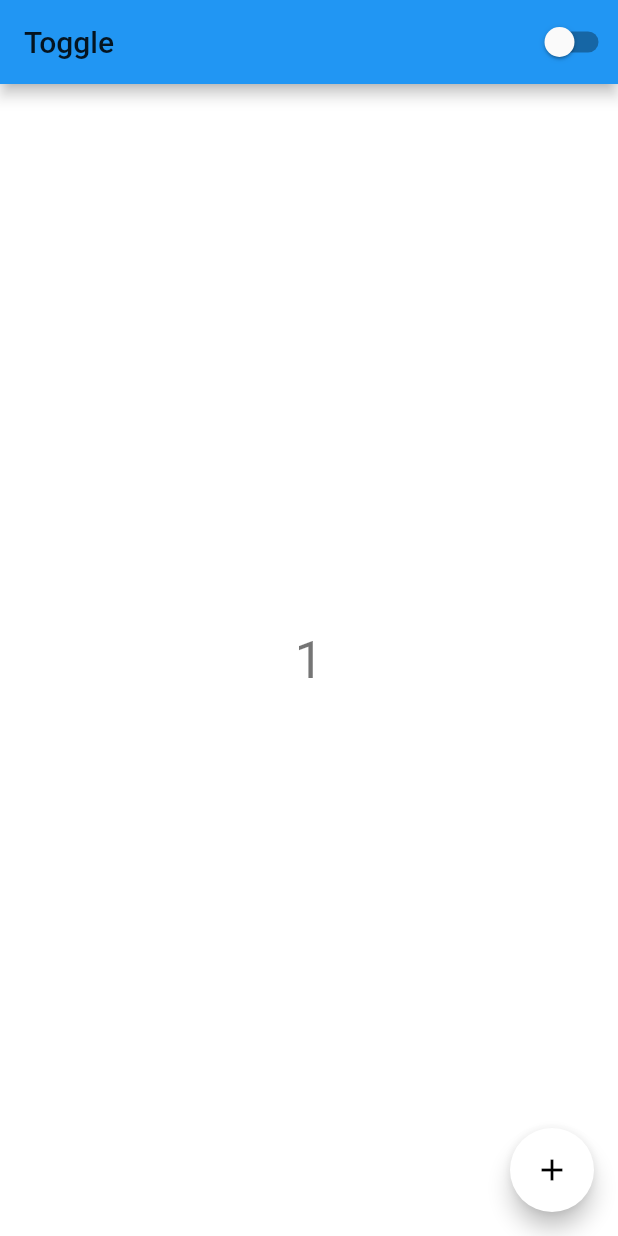
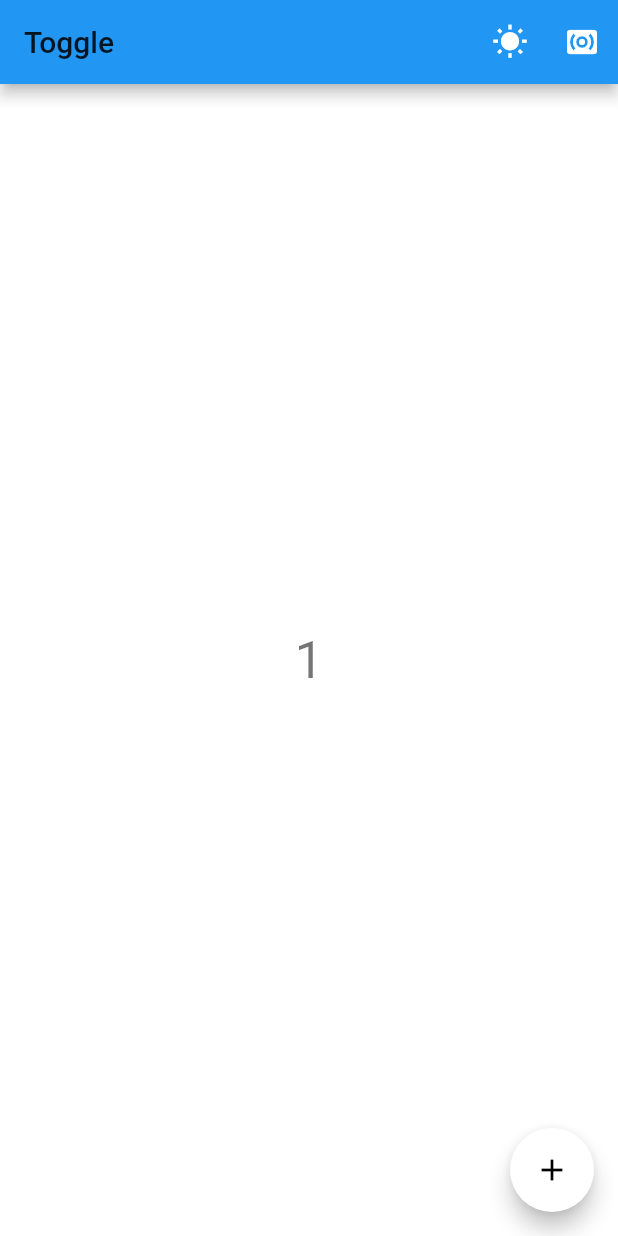
Before and after one commit to ninest/flutter-boilerplates, a Flutter app: the screen it shows after launch, after a tap on the "add" icon, on a phone screen of 412 x 824 dp. Run offline on Flutter 3.47's test engine with Material 2 defaults, Android fonts, the phone set to English and light mode, and no system bars; our stand-ins replace hive; accounts and stored records are empty.

Commit message:
added hive

```diff
--- a/lib/main.dart
+++ b/lib/main.dart
@@ -1,4 +1,6 @@
 import 'package:flutter/material.dart';
+import 'package:hive/hive.dart';
+import 'package:path_provider/path_provider.dart';
 import 'package:provider/provider.dart';
 import 'package:theme_toggle/routes/home_page.dart';
 import 'package:theme_toggle/services/counter.dart';
@@ -25,14 +27,54 @@ class MyApp extends StatelessWidget {
 }
 
 class MainApp extends StatelessWidget {
+  Future _openBoxes() async {
+    var dir = await getApplicationDocumentsDirectory();
+    Hive.init(dir.path);
+    return Future.wait([
+      Hive.openBox('settings'),
+    ]);
+  }
+
+  Future _getTheme(BuildContext context) async {
+    var settingsBox = Hive.box('settings');
+    var theme = settingsBox.get('theme') ?? 'light'; // light theme by default
+    var materialTheme;
+
+    switch (theme) {
+      case 'light':
+        {
+          materialTheme = appLightTheme;
+          break;
+        }
+      case 'dark':
+        {
+          materialTheme = appDarkTheme;
+          break;
+        }
+      default:
+        materialTheme = appLightTheme;
+    }
+    return materialTheme;
+  }
+
   @override
   Widget build(BuildContext context) {
     final theme = Provider.of<ThemeService>(context, listen: true);
 
-    return MaterialApp(
-      title: 'Theme Toggle',
-      theme: theme.isDarkTheme? appDarkTheme : appLightTheme,
-      home: HomePage(title: "Toggle"),
+    return FutureBuilder(
+      future: _openBoxes(),
+      builder: (BuildContext context, AsyncSnapshot snapshot) {
+        return FutureBuilder(
+          future: _getTheme(context),
+          builder: (BuildContext context, AsyncSnapshot snapshot) {
+            return MaterialApp(
+              title: 'Theme Toggle',
+              theme: snapshot.hasData? snapshot.data : appLightTheme,
+              home: HomePage(title: "Toggle"),
+            );
+          },
+        );
+      },
     );
   }
 }
--- a/lib/routes/home_page.dart
+++ b/lib/routes/home_page.dart
@@ -19,13 +19,20 @@ class HomePage extends StatelessWidget {
           style: Theme.of(context).textTheme.title,
         ),
         actions: <Widget>[
-          Switch(
-            value: false,
-            onChanged: (value) {
-              print('toggled! $value');
-              theme.toggleTheme();
+          IconButton(
+            icon: Icon(Icons.wb_sunny),
+            onPressed: () {
+              print('setting dark theme');
+              theme.setTheme('dark');
             },
-          )
+          ),
+          IconButton(
+            icon: Icon(Icons.surround_sound),
+            onPressed: () {
+              print('setting light theme');
+              theme.setTheme('light');
+            },
+          ),
         ],
       ),
       body: Center(
--- a/pubspec.yaml
+++ b/pubspec.yaml
@@ -20,6 +20,8 @@ dependencies:
   flutter:
     sdk: flutter
   provider: ^4.0.2
+  hive: ^1.4.0+1
+  path_provider: ^1.6.0
 
   # The following adds the Cupertino Icons font to your application.
   # Use with the CupertinoIcons class for iOS style icons.
```
Also changed, not shown: lib/services/theme.dart (+7 -5 lines), pubspec.lock, 7 other files.
